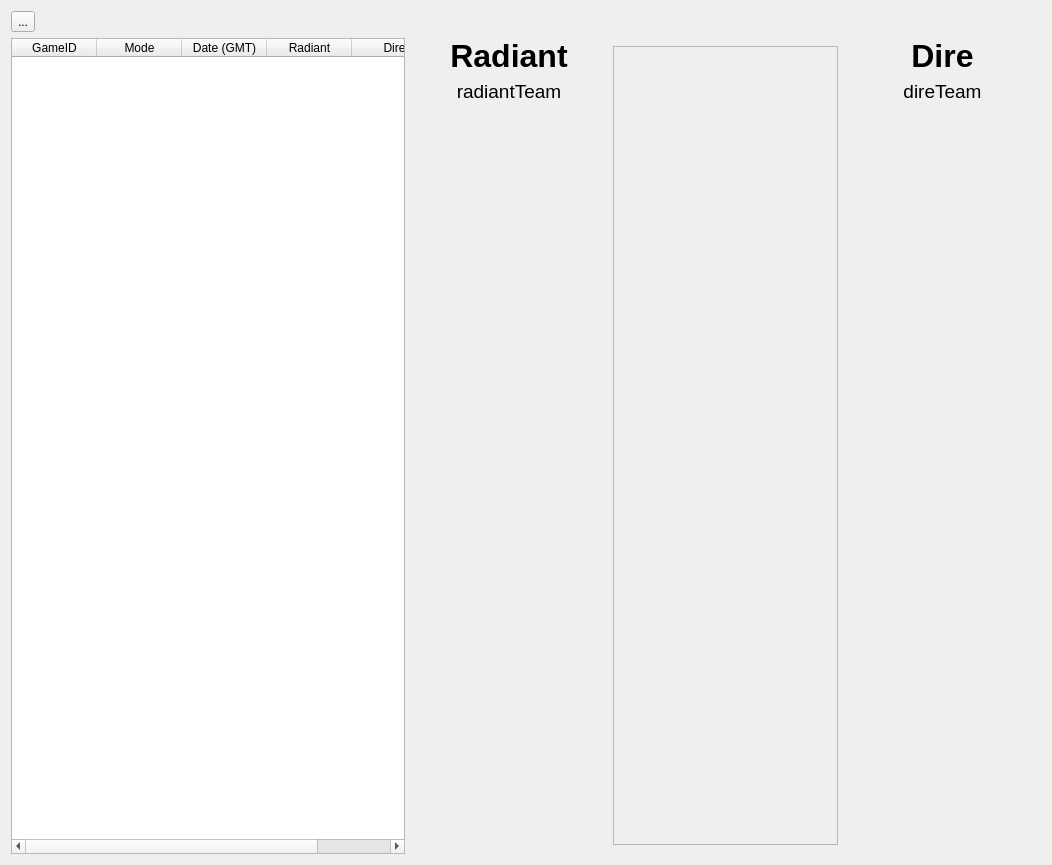
Old version of the form src/replaywidget.ui in the repository Philaeux/chauve.
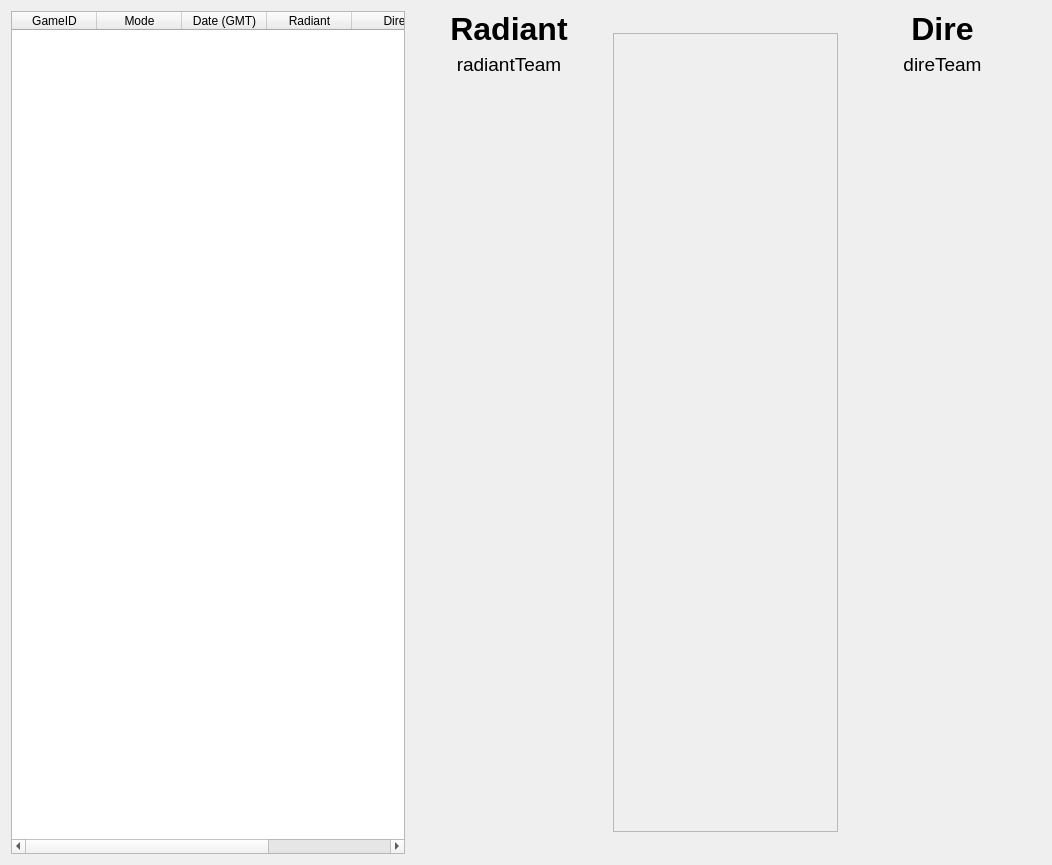
New version of the form. Icons and pictures are not drawn.

Commit message: Save notes to database

Diff of the .ui file:
```diff
--- a/src/replaywidget.ui
+++ b/src/replaywidget.ui
@@ -12,45 +12,6 @@
   </property>
   <layout class="QGridLayout" name="gridLayout">
    <item row="0" column="0">
-    <layout class="QVBoxLayout" name="verticalLayout_4">
-     <property name="sizeConstraint">
-      <enum>QLayout::SetDefaultConstraint</enum>
-     </property>
-     <item>
-      <layout class="QHBoxLayout" name="horizontalLayout_4">
-       <item>
-        <widget class="QToolButton" name="refreshButton">
-         <property name="text">
-          <string>...</string>
-         </property>
-         <property name="icon">
-          <iconset resource="application.qrc">
-           <normaloff>:/images/application/refresh64.png</normaloff>:/images/application/refresh64.png</iconset>
-         </property>
-         <property name="iconSize">
-          <size>
-           <width>24</width>
-           <height>24</height>
-          </size>
-         </property>
-        </widget>
-       </item>
-       <item>
-        <spacer name="horizontalSpacer">
-         <property name="orientation">
-          <enum>Qt::Horizontal</enum>
-         </property>
-         <property name="sizeHint" stdset="0">
-          <size>
-           <width>948</width>
-           <height>20</height>
-          </size>
-         </property>
-        </spacer>
-       </item>
-      </layout>
-     </item>
-     <item>
       <layout class="QHBoxLayout" name="horizontalLayout_3" stretch="2,1,0,1">
        <item>
         <widget class="QTableWidget" name="gamesTable">
@@ -97,6 +58,11 @@
            <string>Dire</string>
           </property>
          </column>
+       <column>
+        <property name="text">
+         <string>Note</string>
+        </property>
+       </column>
         </widget>
        </item>
        <item>
@@ -1388,8 +1354,6 @@
             </size>
            </property>
           </spacer>
-         </item>
-        </layout>
        </item>
       </layout>
      </item>
```
Lines whose indentation alone changed are shown as unchanged. The commit also changes 17 other files.
